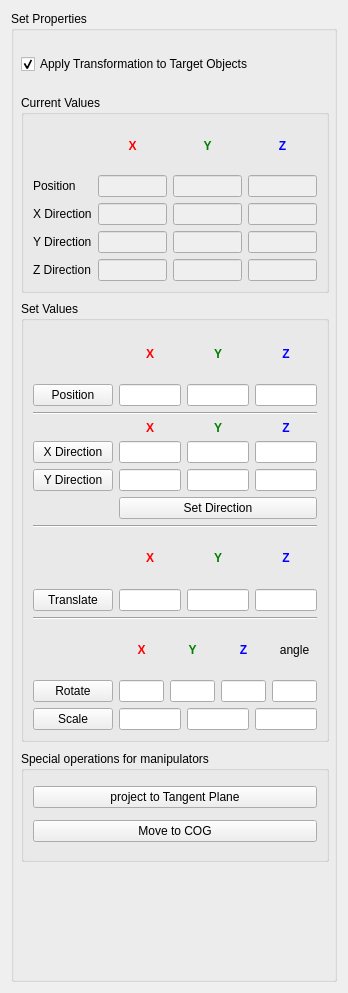
ShenRen/OpenFlipper, file Plugin-Move/setProps.ui: the form before one commit.
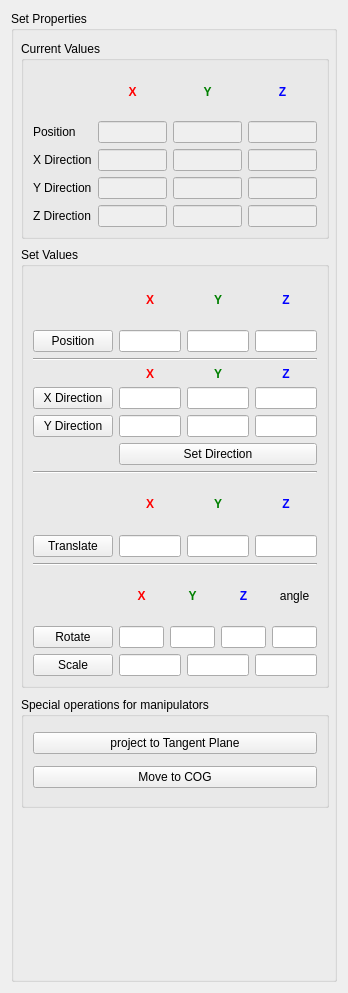
The form after the commit.

Commit message: Added checkbox "Apply to all targets" to move-plugin context menu.

The edit to the form file:
```diff
--- a/Plugin-Move/setProps.ui
+++ b/Plugin-Move/setProps.ui
@@ -30,27 +30,11 @@
      <property name="title" >
       <string>Set Properties</string>
      </property>
-     <widget class="QCheckBox" name="targetObjects" >
-      <property name="geometry" >
-       <rect>
-        <x>10</x>
-        <y>40</y>
-        <width>330</width>
-        <height>26</height>
-       </rect>
-      </property>
-      <property name="text" >
-       <string>Apply Transformation to Target Objects</string>
-      </property>
-      <property name="checked" >
-       <bool>true</bool>
-      </property>
-     </widget>
      <widget class="QGroupBox" name="groupBox_4" >
       <property name="geometry" >
        <rect>
         <x>10</x>
-        <y>740</y>
+        <y>686</y>
         <width>308</width>
         <height>111</height>
        </rect>
@@ -79,7 +63,7 @@
       <property name="geometry" >
        <rect>
         <x>10</x>
-        <y>290</y>
+        <y>236</y>
         <width>308</width>
         <height>441</height>
        </rect>
@@ -678,7 +662,7 @@
       <property name="geometry" >
        <rect>
         <x>10</x>
-        <y>84</y>
+        <y>30</y>
         <width>308</width>
         <height>198</height>
        </rect>
```
Left out of the diff: 1 changed line with no effect on the pictures. The commit also changes 3 other files.
